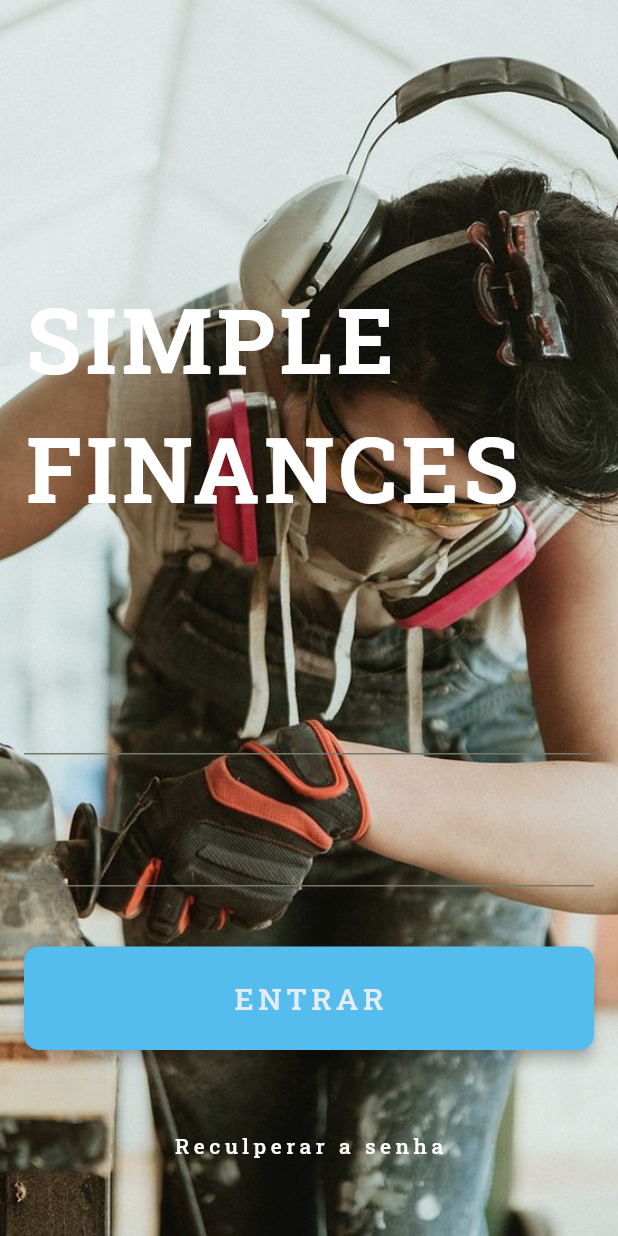
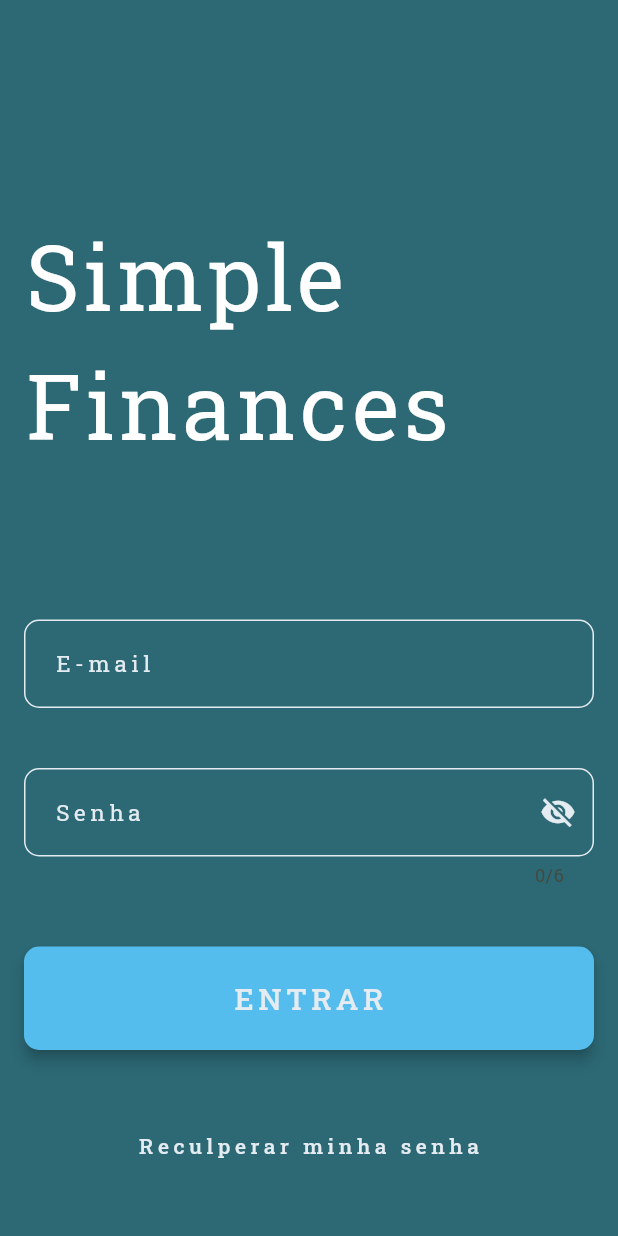
Before and after one commit to devherik/simple_finances, a Flutter app: the screen it shows after launch, on a phone screen of 412 x 824 dp. Run offline on Flutter 3.47's test engine with Material 2 defaults, Android fonts, the phone set to English and light mode, and no system bars; our stand-ins replace firebase_auth, firebase_core, go_router, google_fonts, hexcolor; accounts and stored records are empty.

Commit message:
view: layout refine

```diff
--- a/lib/features/authentication/page_auth.dart
+++ b/lib/features/authentication/page_auth.dart
@@ -15,6 +15,7 @@ class _PageAuthState extends State<PageAuth> {
   bool _showPassword = true;
   final _emailTextControll = TextEditingController();
   final _passwordTextControll = TextEditingController();
+  dynamic _imputColor = gbl.lightColor;
 
   bool _checkInputs() {
     // check the data from textfields and return true if they are empty
@@ -30,11 +31,12 @@ class _PageAuthState extends State<PageAuth> {
   Widget build(BuildContext context) {
     return Scaffold(
       body: Container(
+        color: gbl.darkColor,
         height: MediaQuery.of(context).size.height,
         width: MediaQuery.of(context).size.width,
-        decoration: const BoxDecoration(
-            image: DecorationImage(
-                image: AssetImage(gbl.backgroundImage), fit: BoxFit.cover)),
+        // decoration: const BoxDecoration(
+        //     image: DecorationImage(
+        //         image: AssetImage(gbl.backgroundImage), fit: BoxFit.cover)),
         child: SingleChildScrollView(
           reverse: true,
           padding: const EdgeInsets.all(16),
@@ -43,12 +45,9 @@ class _PageAuthState extends State<PageAuth> {
               const Padding(
                 padding: EdgeInsets.symmetric(vertical: 80),
                 child: Text(
-                  'SIMPLE FINANCES',
+                  'Simple Finances',
                   style: TextStyle(
-                      color: Colors.white,
-                      letterSpacing: 3,
-                      fontWeight: FontWeight.bold,
-                      fontSize: 60),
+                      color: Colors.white, letterSpacing: 3, fontSize: 60),
                 ),
               ),
               Padding(
@@ -56,6 +55,32 @@ class _PageAuthState extends State<PageAuth> {
                 child: TextField(
                   keyboardType: TextInputType.emailAddress,
                   controller: _emailTextControll,
+                  textAlign: TextAlign.start,
+                  maxLines: 1,
+                  style: TextStyle(
+                      fontSize: 15, letterSpacing: 3, color: gbl.lightColor),
+                  decoration: InputDecoration(
+                    contentPadding: const EdgeInsets.symmetric(
+                        vertical: 18, horizontal: 16),
+                    border: OutlineInputBorder(
+                      borderRadius: BorderRadius.circular(10),
+                      borderSide: BorderSide(color: gbl.lightColor, width: 1),
+                    ),
+                    enabledBorder: OutlineInputBorder(
+                      borderRadius: BorderRadius.circular(10),
+                      borderSide: BorderSide(color: gbl.lightColor, width: 1),
+                    ),
+                    focusedBorder: OutlineInputBorder(
+                      borderRadius: BorderRadius.circular(10),
+                      borderSide: BorderSide(color: gbl.lightColor, width: 1),
+                    ),
+                    labelText: 'E-mail',
+                    labelStyle: TextStyle(
+                        fontSize: 15, letterSpacing: 3, color: gbl.lightColor),
+                    hintText: 'usuario@mail.com',
+                    hintStyle: TextStyle(
+                        fontSize: 10, letterSpacing: 3, color: gbl.lightColor),
+                  ),
                 ),
               ),
               Padding(
@@ -63,6 +88,60 @@ class _PageAuthState extends State<PageAuth> {
                 child: TextField(
                   keyboardType: TextInputType.visiblePassword,
                   controller: _passwordTextControll,
+                  textAlign: TextAlign.start,
+                  maxLines: 1,
+                  maxLength: 6,
+                  obscureText: _showPassword,
+                  style: TextStyle(
+                      fontSize: 15, letterSpacing: 3, color: gbl.lightColor),
+                  decoration: InputDecoration(
+                    contentPadding: const EdgeInsets.symmetric(
+                        vertical: 18, horizontal: 16),
+                    suffixIcon: GestureDetector(
+                        onTap: () => setState(() {
+                              _showPassword = !_showPassword;
+                            }),
+                        child: !_showPassword
+                            ? Icon(
+                                Icons.visibility,
+                                size: 24,
+                                color: gbl.lightColor,
+                              )
+                            : Icon(
+                                Icons.visibility_off,
+                                size: 24,
+                                color: gbl.lightColor,
+                              )),
+                    border: OutlineInputBorder(
+                      borderRadius: BorderRadius.circular(10),
+                      borderSide: BorderSide(color: gbl.lightColor, width: 1),
+                    ),
+                    enabledBorder: OutlineInputBorder(
+                      borderRadius: BorderRadius.circular(10),
+                      borderSide: BorderSide(color: gbl.lightColor, width: 1),
+                    ),
+                    focusedBorder: OutlineInputBorder(
+                      borderRadius: BorderRadius.circular(10),
+                      borderSide: BorderSide(color: _imputColor, width: 1),
+                    ),
+                    labelText: 'Senha',
+                    labelStyle: TextStyle(
+                        fontSize: 15, letterSpacing: 3, color: gbl.lightColor),
+                    hintText: '******',
+                    hintStyle: TextStyle(
+                        fontSize: 10, letterSpacing: 3, color: gbl.lightColor),
+                  ),
+                  onChanged: (value) {
+                    if (value.length < 6) {
+                      setState(() {
+                        _imputColor = gbl.redMy;
+                      });
+                    } else {
+                      setState(() {
+                        _imputColor = gbl.lightColor;
+                      });
+                    }
+                  },
                 ),
               ),
               Padding(
@@ -104,13 +183,16 @@ class _PageAuthState extends State<PageAuth> {
                 ),
               ),
               Padding(
-                padding: EdgeInsets.symmetric(vertical: 20),
+                padding: const EdgeInsets.symmetric(vertical: 20),
                 child: MaterialButton(
                   onPressed: () {},
+                  shape: RoundedRectangleBorder(
+                      borderRadius: BorderRadius.circular(10)),
+                  splashColor: Colors.blueGrey,
                   child: Text(
-                    'Reculperar a senha',
+                    'Reculperar minha senha',
                     style: TextStyle(
-                        fontSize: 14, letterSpacing: 3, color: Colors.white),
+                        fontSize: 14, letterSpacing: 3, color: gbl.lightColor),
                   ),
                 ),
               )
```
